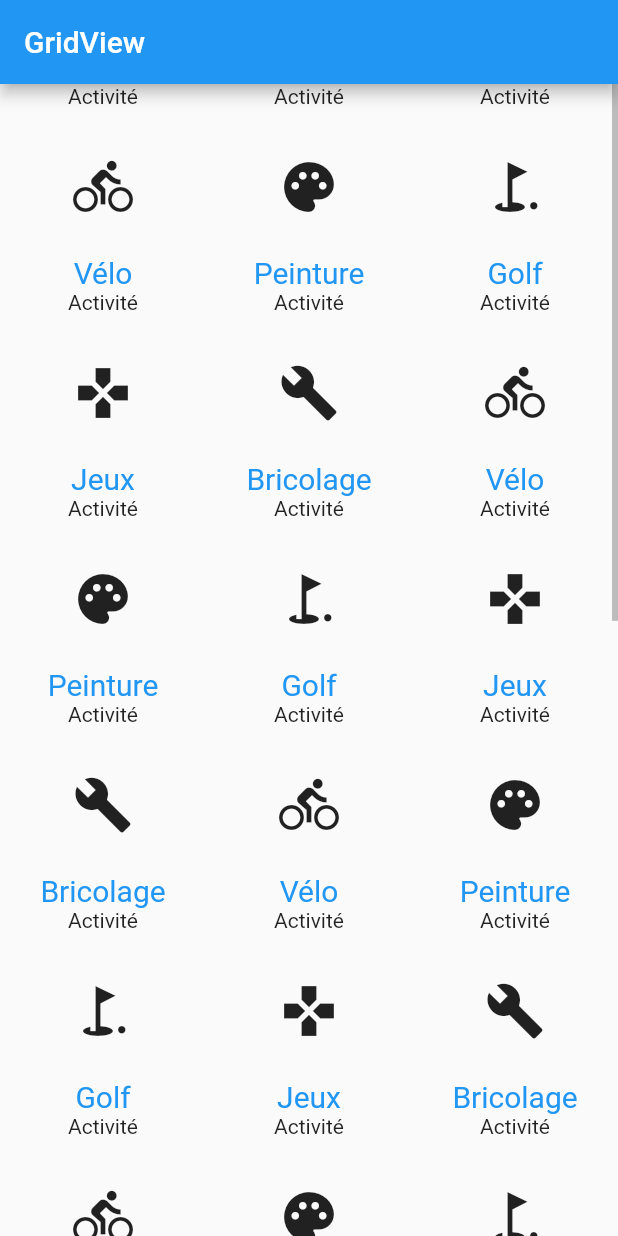
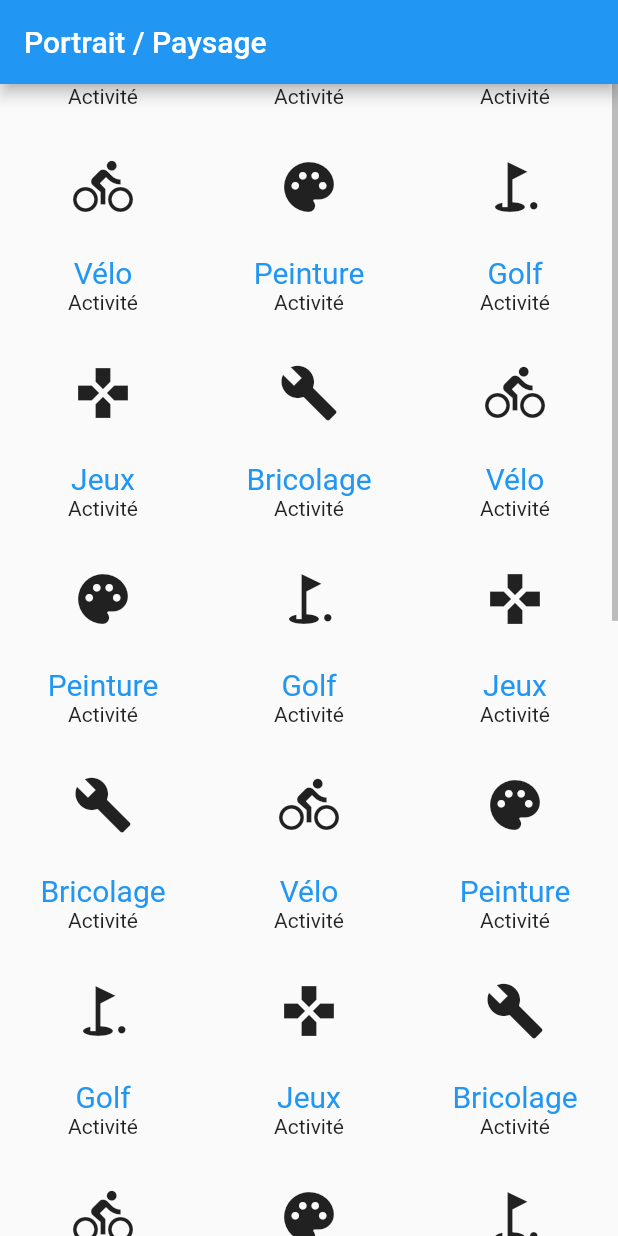
Before and after one commit to fabienlierville/-flutter_ril21-2_scroll, a Flutter app: the screen it shows after launch, on a phone screen of 412 x 824 dp. Run offline on Flutter 3.47's test engine with Material 2 defaults, Android fonts, the phone set to English and light mode, and no system bars.

Commit message:
Portrait-Paysage

```diff
--- a/lib/main.dart
+++ b/lib/main.dart
@@ -1,6 +1,7 @@
 import 'package:flutter/material.dart';
 import 'package:scroll/pages/page_grid_view.dart';
 import 'package:scroll/pages/page_list_view.dart';
+import 'package:scroll/pages/page_portrait_paysage.dart';
 import 'package:scroll/pages/page_single_child_scroll.dart';
 
 void main() {
@@ -18,7 +19,7 @@ class MyApp extends StatelessWidget {
       theme: ThemeData(
         primarySwatch: Colors.blue,
       ),
-      home: const PageGridView(),
+      home: const PagePortraitPaysage(),
     );
   }
 }
--- /dev/null
+++ b/lib/pages/page_portrait_paysage.dart
@@ -0,0 +1,103 @@
+import 'package:flutter/material.dart';
+import 'package:scroll/models/activite.dart';
+
+class PagePortraitPaysage extends StatefulWidget {
+  const PagePortraitPaysage({Key? key}) : super(key: key);
+
+  @override
+  _PagePortraitPaysageState createState() => _PagePortraitPaysageState();
+}
+
+class _PagePortraitPaysageState extends State<PagePortraitPaysage> {
+  List<Activite> activites = [
+    Activite(nom: "Vélo", icone: Icons.directions_bike),
+    Activite(nom: "Peinture", icone: Icons.palette),
+    Activite(nom: "Golf", icone: Icons.golf_course),
+    Activite(nom: "Jeux", icone: Icons.gamepad),
+    Activite(nom: "Bricolage", icone: Icons.build),
+    Activite(nom: "Vélo", icone: Icons.directions_bike),
+    Activite(nom: "Peinture", icone: Icons.palette),
+    Activite(nom: "Golf", icone: Icons.golf_course),
+    Activite(nom: "Jeux", icone: Icons.gamepad),
+    Activite(nom: "Bricolage", icone: Icons.build),
+    Activite(nom: "Vélo", icone: Icons.directions_bike),
+    Activite(nom: "Peinture", icone: Icons.palette),
+    Activite(nom: "Golf", icone: Icons.golf_course),
+    Activite(nom: "Jeux", icone: Icons.gamepad),
+    Activite(nom: "Bricolage", icone: Icons.build),
+    Activite(nom: "Vélo", icone: Icons.directions_bike),
+    Activite(nom: "Peinture", icone: Icons.palette),
+    Activite(nom: "Golf", icone: Icons.golf_course),
+    Activite(nom: "Jeux", icone: Icons.gamepad),
+    Activite(nom: "Bricolage", icone: Icons.build),
+    Activite(nom: "Vélo", icone: Icons.directions_bike),
+    Activite(nom: "Peinture", icone: Icons.palette),
+    Activite(nom: "Golf", icone: Icons.golf_course),
+    Activite(nom: "Jeux", icone: Icons.gamepad),
+    Activite(nom: "Bricolage", icone: Icons.build),
+    Activite(nom: "Vélo", icone: Icons.directions_bike),
+    Activite(nom: "Peinture", icone: Icons.palette),
+    Activite(nom: "Golf", icone: Icons.golf_course),
+    Activite(nom: "Jeux", icone: Icons.gamepad),
+    Activite(nom: "Bricolage", icone: Icons.build),
+    Activite(nom: "Vélo", icone: Icons.directions_bike),
+    Activite(nom: "Peinture", icone: Icons.palette),
+    Activite(nom: "Golf", icone: Icons.golf_course),
+    Activite(nom: "Jeux", icone: Icons.gamepad),
+    Activite(nom: "Bricolage", icone: Icons.build),
+  ];
+
+  ScrollController activiteController = ScrollController();
+
+  @override
+  void initState() {
+    activiteController.addListener(suite);
+    super.initState();
+  }
+
+  void suite(){
+    print("Position = ${activiteController.position.pixels} | Taille Max = ${activiteController.position.maxScrollExtent}");
+
+    if(activiteController.position.pixels >= activiteController.position.maxScrollExtent * 0.95){
+      List<Activite> shuffleActivite = activites;
+      shuffleActivite.shuffle();
+
+      setState(() {
+        activites.add(shuffleActivite[0]);
+        activites.add(shuffleActivite[1]);
+        activites.add(shuffleActivite[2]);
+        activites.add(shuffleActivite[3]);
+        activites.add(shuffleActivite[4]);
+      });
+    }
+
+  }
+
+  @override
+  Widget build(BuildContext context) {
+    return Scaffold(
+      appBar: AppBar(
+        title: Text("Portrait / Paysage"),
+      ),
+      body: Center(
+        child: Scrollbar(
+          controller: activiteController,
+          isAlwaysShown: true,
+          child: GridView.builder(
+            gridDelegate: SliverGridDelegateWithFixedCrossAxisCount(crossAxisCount: 3),
+            itemCount: activites.length,
+            controller: activiteController,
+            itemBuilder: (context, index){
+              Activite activite = activites[index];
+              return GridTile(
+                  header: Text("Activité", textAlign: TextAlign.center),
+                child: Icon(activite.icone, size: 40,),
+                footer: Text(activite.nom, textAlign: TextAlign.center,style: TextStyle(color: Colors.blue, fontSize: 20),),
+              );
+            },
+          ),
+        ) ,
+      ),
+    );
+  }
+}
```
